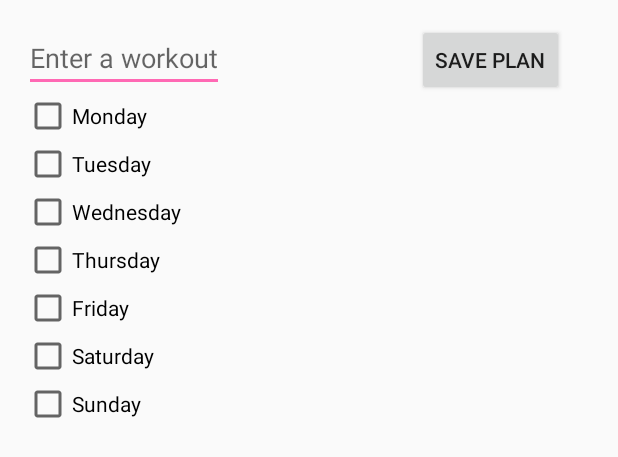
After one commit to sgoldberg1123/HealMePhoney, an Android app: the layout activity_planner.xml on its own in the app's theme, with its tools: preview values and no code run, on a phone screen of 412 x 824 dp. The commit adds this screen. Shown: the top 457 px of the screen. Run offline under Robolectric (Android 15) with nearby library versions, the phone set to English and light mode, and no system bars.

Commit message:
1st contribution to Main and planner activity

```diff
--- a/app/src/main/res/layout/activity_main.xml
+++ b/app/src/main/res/layout/activity_main.xml
@@ -15,4 +15,9 @@
         android:layout_height="wrap_content"
         android:text="@string/button_send"
         android:onClick="sendMessage"/>
+    <Button
+        android:layout_width="wrap_content"
+        android:layout_height="wrap_content"
+        android:text="@string/planner_page_send"
+        android:onClick="plannerPage"/>
 </LinearLayout>
--- /dev/null
+++ b/app/src/main/res/layout/activity_planner.xml
@@ -0,0 +1,71 @@
+<?xml version="1.0" encoding="utf-8"?>
+<RelativeLayout xmlns:android="http://schemas.android.com/apk/res/android"
+    xmlns:tools="http://schemas.android.com/tools"
+    android:id="@+id/activity_planner"
+    android:layout_width="match_parent"
+    android:layout_height="match_parent"
+    android:paddingBottom="@dimen/activity_vertical_margin"
+    android:paddingLeft="@dimen/activity_horizontal_margin"
+    android:paddingRight="@dimen/activity_horizontal_margin"
+    android:paddingTop="@dimen/activity_vertical_margin"
+    tools:context="healmebaby.healthapp.PlannerActivity">
+
+    <EditText android:id="@+id/edit_plan"
+        android:layout_weight="1"
+        android:layout_width="wrap_content"
+        android:layout_height="wrap_content"
+        android:hint="@string/enter_workout"
+        android:layout_alignParentStart="true" />
+
+    <Button
+        android:layout_width="wrap_content"
+        android:layout_height="wrap_content"
+        android:text="@string/save_plan"
+        android:onClick="save_Plan"
+        android:layout_alignParentTop="true"
+        android:layout_alignParentEnd="true"
+        android:layout_marginEnd="20dp" />
+    <CheckBox android:id="@+id/checkbox_monday"
+        android:layout_width="wrap_content"
+        android:layout_height="wrap_content"
+        android:onClick="onCheckboxClicked"
+        android:text="@string/workout_monday"
+        android:layout_below="@id/edit_plan"/>
+    <CheckBox android:id="@+id/checkbox_tuesday"
+        android:layout_width="wrap_content"
+        android:layout_height="wrap_content"
+        android:onClick="onCheckboxClicked"
+        android:text="@string/workout_tuesday"
+        android:layout_below="@id/checkbox_monday"/>
+    <CheckBox android:id="@+id/checkbox_wednesday"
+        android:layout_width="wrap_content"
+        android:layout_height="wrap_content"
+        android:onClick="onCheckboxClicked"
+        android:text="@string/workout_wednesday"
+        android:layout_below="@id/checkbox_tuesday"/>
+    <CheckBox android:id="@+id/checkbox_thursday"
+        android:layout_width="wrap_content"
+        android:layout_height="wrap_content"
+        android:onClick="onCheckboxClicked"
+        android:text="@string/workout_thursday"
+        android:layout_below="@id/checkbox_wednesday"/>
+    <CheckBox android:id="@+id/checkbox_friday"
+        android:layout_width="wrap_content"
+        android:layout_height="wrap_content"
+        android:onClick="onCheckboxClicked"
+        android:text="@string/workout_friday"
+        android:layout_below="@id/checkbox_thursday"/>
+    <CheckBox android:id="@+id/checkbox_saturday"
+        android:layout_width="wrap_content"
+        android:layout_height="wrap_content"
+        android:onClick="onCheckboxClicked"
+        android:text="@string/workout_saturday"
+        android:layout_below="@id/checkbox_friday"/>
+    <CheckBox android:id="@+id/checkbox_sunday"
+        android:layout_width="wrap_content"
+        android:layout_height="wrap_content"
+        android:onClick="onCheckboxClicked"
+        android:text="@string/workout_sunday"
+        android:layout_below="@id/checkbox_saturday"/>
+
+</RelativeLayout>
--- a/app/src/main/res/values/strings.xml
+++ b/app/src/main/res/values/strings.xml
@@ -1,19 +1,16 @@
 <resources>
-    <string name="app_name">HealMeBaby</string>
-
-    <!-- Strings related to login -->
-    <string name="prompt_email">Email</string>
-    <string name="prompt_password">Password (optional)</string>
-    <string name="action_sign_in">Sign in or register</string>
-    <string name="action_sign_in_short">Sign in</string>
-    <string name="error_invalid_email">This email address is invalid</string>
-    <string name="error_invalid_password">This password is too short</string>
-    <string name="error_incorrect_password">This password is incorrect</string>
-    <string name="error_field_required">This field is required</string>
-    <string name="permission_rationale">"Contacts permissions are needed for providing email
-        completions."
-    </string>
-
+    <string name="app_name">HealthApp</string>
     <string name="edit_message">Enter a message</string>
     <string name="button_send">Send</string>
+    <string name="planner_page_send">Planner Page</string>
+    <string name="save_plan">Save Plan</string>
+    <string name="enter_workout">Enter a workout</string>
+    <string name="workout_monday">Monday</string>
+    <string name="workout_tuesday">Tuesday</string>
+    <string name="workout_wednesday">Wednesday</string>
+    <string name="workout_thursday">Thursday</string>
+    <string name="workout_friday">Friday</string>
+    <string name="workout_saturday">Saturday</string>
+    <string name="workout_sunday">Sunday</string>
+    <string name="toast_output"></string>
 </resources>
```
Also changed, not shown: app/src/main/java/uwstout/healmebaby/MainActivity.java (+7 -5 lines), app/src/main/java/uwstout/healmebaby/PlannerActivity.java (added, +55 -0 lines).
